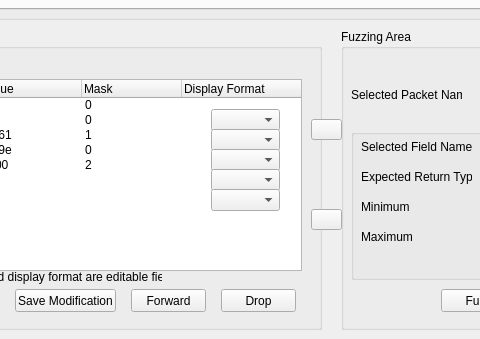
Qt form UI/PacketFromPcap.ui (nhrade/software-2-cerberus5) before a commit; both pictures show x 159 to 639 and y 261 to 600 of the 810 by 600 pixel window.
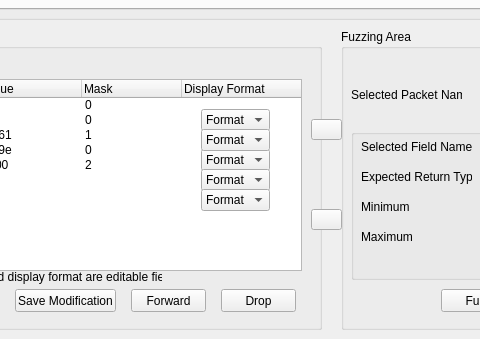
The same form after that commit. Icons and pictures are not drawn.

Commit message: Chris and Alan's ui sections

Patch:
```diff
--- a/UI/PacketFromPcap.ui
+++ b/UI/PacketFromPcap.ui
@@ -355,56 +355,6 @@
       <string/>
      </property>
     </widget>
-    <widget class="QComboBox" name="comboBox">
-     <property name="geometry">
-      <rect>
-       <x>350</x>
-       <y>80</y>
-       <width>69</width>
-       <height>22</height>
-      </rect>
-     </property>
-    </widget>
-    <widget class="QComboBox" name="comboBox_2">
-     <property name="geometry">
-      <rect>
-       <x>350</x>
-       <y>100</y>
-       <width>69</width>
-       <height>22</height>
-      </rect>
-     </property>
-    </widget>
-    <widget class="QComboBox" name="comboBox_3">
-     <property name="geometry">
-      <rect>
-       <x>350</x>
-       <y>120</y>
-       <width>69</width>
-       <height>22</height>
-      </rect>
-     </property>
-    </widget>
-    <widget class="QComboBox" name="comboBox_4">
-     <property name="geometry">
-      <rect>
-       <x>350</x>
-       <y>140</y>
-       <width>69</width>
-       <height>22</height>
-      </rect>
-     </property>
-    </widget>
-    <widget class="QComboBox" name="comboBox_5">
-     <property name="geometry">
-      <rect>
-       <x>350</x>
-       <y>160</y>
-       <width>69</width>
-       <height>22</height>
-      </rect>
-     </property>
-    </widget>
     <widget class="QLabel" name="label">
      <property name="geometry">
       <rect>
@@ -457,6 +407,156 @@
       <string>Drop</string>
      </property>
     </widget>
+    <widget class="QComboBox" name="comboBox_3">
+     <property name="geometry">
+      <rect>
+       <x>340</x>
+       <y>120</y>
+       <width>69</width>
+       <height>22</height>
+      </rect>
+     </property>
+     <item>
+      <property name="text">
+       <string>Format</string>
+      </property>
+     </item>
+     <item>
+      <property name="text">
+       <string>Dissected</string>
+      </property>
+     </item>
+     <item>
+      <property name="text">
+       <string>Hex</string>
+      </property>
+     </item>
+     <item>
+      <property name="text">
+       <string>Binary</string>
+      </property>
+     </item>
+    </widget>
+    <widget class="QComboBox" name="comboBox_4">
+     <property name="geometry">
+      <rect>
+       <x>340</x>
+       <y>140</y>
+       <width>69</width>
+       <height>22</height>
+      </rect>
+     </property>
+     <item>
+      <property name="text">
+       <string>Format</string>
+      </property>
+     </item>
+     <item>
+      <property name="text">
+       <string>Dissected</string>
+      </property>
+     </item>
+     <item>
+      <property name="text">
+       <string>Hex</string>
+      </property>
+     </item>
+     <item>
+      <property name="text">
+       <string>Binary</string>
+      </property>
+     </item>
+    </widget>
+    <widget class="QComboBox" name="comboBox">
+     <property name="geometry">
+      <rect>
+       <x>340</x>
+       <y>80</y>
+       <width>69</width>
+       <height>22</height>
+      </rect>
+     </property>
+     <item>
+      <property name="text">
+       <string>Format</string>
+      </property>
+     </item>
+     <item>
+      <property name="text">
+       <string>Dissected</string>
+      </property>
+     </item>
+     <item>
+      <property name="text">
+       <string>Hex</string>
+      </property>
+     </item>
+     <item>
+      <property name="text">
+       <string>Binary</string>
+      </property>
+     </item>
+    </widget>
+    <widget class="QComboBox" name="comboBox_2">
+     <property name="geometry">
+      <rect>
+       <x>340</x>
+       <y>100</y>
+       <width>69</width>
+       <height>22</height>
+      </rect>
+     </property>
+     <item>
+      <property name="text">
+       <string>Format</string>
+      </property>
+     </item>
+     <item>
+      <property name="text">
+       <string>Dissected</string>
+      </property>
+     </item>
+     <item>
+      <property name="text">
+       <string>Hex</string>
+      </property>
+     </item>
+     <item>
+      <property name="text">
+       <string>Binary</string>
+      </property>
+     </item>
+    </widget>
+    <widget class="QComboBox" name="comboBox_5">
+     <property name="geometry">
+      <rect>
+       <x>340</x>
+       <y>160</y>
+       <width>69</width>
+       <height>22</height>
+      </rect>
+     </property>
+     <item>
+      <property name="text">
+       <string>Format</string>
+      </property>
+     </item>
+     <item>
+      <property name="text">
+       <string>Dissected</string>
+      </property>
+     </item>
+     <item>
+      <property name="text">
+       <string>Hex</string>
+      </property>
+     </item>
+     <item>
+      <property name="text">
+       <string>Binary</string>
+      </property>
+     </item>
+    </widget>
    </widget>
    <widget class="QPushButton" name="PlusArrow">
     <property name="geometry">
```
The commit also changes 3 other files.
